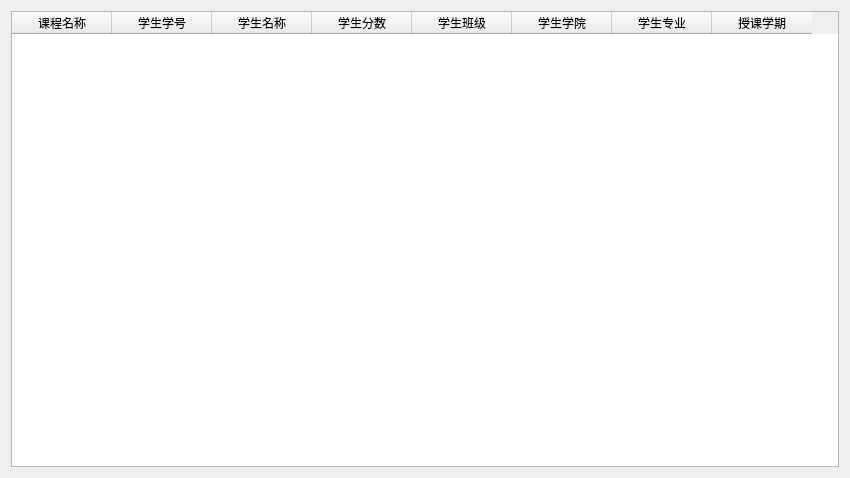
First picture: the form in untitled1/teamanagescore.ui, repository 2018876441/C-_project, before the edit.
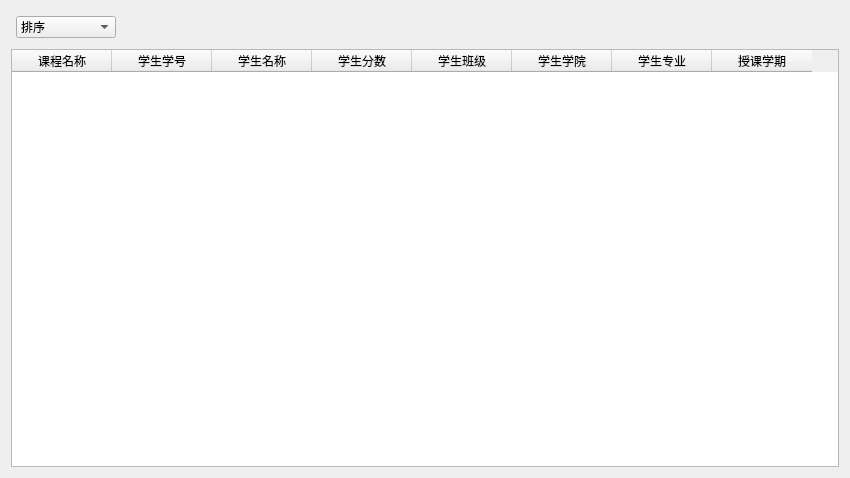
Second picture: the form after the edit. Icons and pictures are not drawn.

What changed in the file:
```diff
--- a/untitled1/teamanagescore.ui
+++ b/untitled1/teamanagescore.ui
@@ -29,8 +29,87 @@
    <string notr="true">border-image: url(:/img/bg.jpg);</string>
   </property>
   <layout class="QVBoxLayout" name="verticalLayout">
+   <item>
+    <layout class="QHBoxLayout" name="horizontalLayout">
+     <property name="spacing">
+      <number>5</number>
+     </property>
+     <property name="leftMargin">
+      <number>5</number>
+     </property>
+     <property name="topMargin">
+      <number>5</number>
+     </property>
+     <property name="rightMargin">
+      <number>5</number>
+     </property>
+     <property name="bottomMargin">
+      <number>5</number>
+     </property>
+     <item>
+      <widget class="QComboBox" name="comboBox">
+       <property name="minimumSize">
+        <size>
+         <width>100</width>
+         <height>0</height>
+        </size>
+       </property>
+       <property name="maximumSize">
+        <size>
+         <width>150</width>
+         <height>16777215</height>
+        </size>
+       </property>
+       <item>
+        <property name="text">
+         <string>排序</string>
+        </property>
+       </item>
+       <item>
+        <property name="text">
+         <string>学院</string>
+        </property>
+       </item>
+       <item>
+        <property name="text">
+         <string>专业</string>
+        </property>
+       </item>
+       <item>
+        <property name="text">
+         <string>学生班级</string>
+        </property>
+       </item>
+       <item>
+        <property name="text">
+         <string>学号</string>
+        </property>
+       </item>
+      </widget>
+     </item>
+     <item>
+      <spacer name="horizontalSpacer">
+       <property name="orientation">
+        <enum>Qt::Orientation::Horizontal</enum>
+       </property>
+       <property name="sizeHint" stdset="0">
+        <size>
+         <width>40</width>
+         <height>20</height>
+        </size>
+       </property>
+      </spacer>
+     </item>
+    </layout>
+   </item>
    <item>
     <widget class="QTableWidget" name="tableWidget">
+     <property name="minimumSize">
+      <size>
+       <width>150</width>
+       <height>0</height>
+      </size>
+     </property>
      <column>
       <property name="text">
        <string>课程名称</string>
```
Left out of the diff: 2 changed lines with no effect on the pictures.
